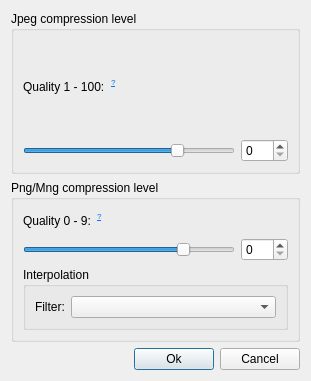
This is ui/dialogquality.ui in Faster3ck/Converseen as Qt 5 draws it before an edit. The edited form follows.
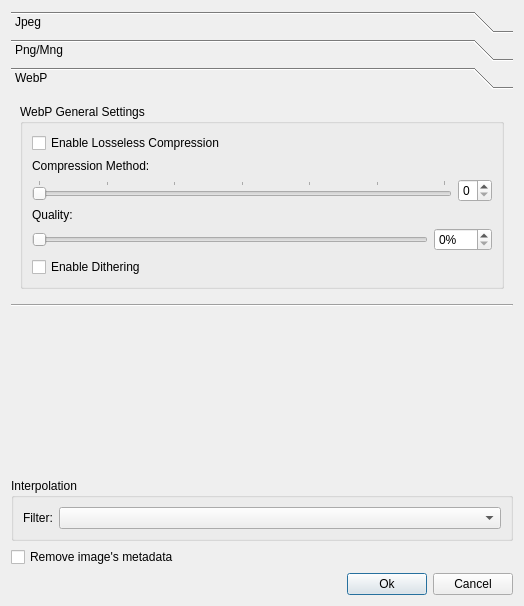
This is the edited form. The open tabs and pages were chosen to show the change. Custom widgets are drawn as their Qt base class.

Commit message: Added WebP support features + New option to remove metadata + Fixed a bug when overwrite images + Various Bugfixes

```diff
--- a/ui/dialogquality.ui
+++ b/ui/dialogquality.ui
@@ -6,16 +6,64 @@
    <rect>
     <x>0</x>
     <y>0</y>
-    <width>311</width>
-    <height>381</height>
+    <width>524</width>
+    <height>606</height>
    </rect>
   </property>
+  <property name="sizePolicy">
+   <sizepolicy hsizetype="Preferred" vsizetype="Ignored">
+    <horstretch>0</horstretch>
+    <verstretch>0</verstretch>
+   </sizepolicy>
+  </property>
   <property name="windowTitle">
    <string>Image settings</string>
   </property>
-  <layout class="QVBoxLayout" name="verticalLayout_5">
+  <layout class="QVBoxLayout" name="verticalLayout_10">
+   <item>
+    <widget class="QToolBox" name="toolBox">
+     <property name="sizePolicy">
+      <sizepolicy hsizetype="Preferred" vsizetype="Fixed">
+       <horstretch>0</horstretch>
+       <verstretch>0</verstretch>
+      </sizepolicy>
+     </property>
+     <property name="frameShape">
+      <enum>QFrame::NoFrame</enum>
+     </property>
+     <property name="currentIndex">
+      <number>0</number>
+     </property>
+     <widget class="QWidget" name="jpeg">
+      <property name="geometry">
+       <rect>
+        <x>0</x>
+        <y>0</y>
+        <width>502</width>
+        <height>134</height>
+       </rect>
+      </property>
+      <property name="sizePolicy">
+       <sizepolicy hsizetype="Preferred" vsizetype="Ignored">
+        <horstretch>0</horstretch>
+        <verstretch>0</verstretch>
+       </sizepolicy>
+      </property>
+      <attribute name="label">
+       <string>Jpeg</string>
+      </attribute>
+      <layout class="QVBoxLayout" name="verticalLayout_7">
+       <property name="sizeConstraint">
+        <enum>QLayout::SetDefaultConstraint</enum>
+       </property>
    <item>
     <widget class="QGroupBox" name="groupBox">
+         <property name="sizePolicy">
+          <sizepolicy hsizetype="Preferred" vsizetype="Fixed">
+           <horstretch>0</horstretch>
+           <verstretch>0</verstretch>
+          </sizepolicy>
+         </property>
      <property name="title">
       <string>Jpeg compression level</string>
      </property>
@@ -84,8 +132,27 @@
      </layout>
     </widget>
    </item>
+      </layout>
+     </widget>
+     <widget class="QWidget" name="PngMng">
+      <property name="sizePolicy">
+       <sizepolicy hsizetype="Preferred" vsizetype="Ignored">
+        <horstretch>0</horstretch>
+        <verstretch>0</verstretch>
+       </sizepolicy>
+      </property>
+      <attribute name="label">
+       <string>Png/Mng</string>
+      </attribute>
+      <layout class="QVBoxLayout" name="verticalLayout_8">
    <item>
     <widget class="QGroupBox" name="groupBox_2">
+         <property name="sizePolicy">
+          <sizepolicy hsizetype="Preferred" vsizetype="Fixed">
+           <horstretch>0</horstretch>
+           <verstretch>0</verstretch>
+          </sizepolicy>
+         </property>
      <property name="toolTip">
       <string/>
      </property>
@@ -98,7 +165,7 @@
      <property name="title">
       <string>Png/Mng compression level</string>
      </property>
-     <layout class="QVBoxLayout" name="verticalLayout_2">
+         <layout class="QVBoxLayout" name="verticalLayout_4">
       <item>
        <layout class="QHBoxLayout" name="horizontalLayout_5">
         <item>
@@ -166,8 +233,170 @@
         </item>
        </layout>
       </item>
+         </layout>
+        </widget>
+       </item>
+      </layout>
+     </widget>
+     <widget class="QWidget" name="WebP">
+      <property name="geometry">
+       <rect>
+        <x>0</x>
+        <y>0</y>
+        <width>502</width>
+        <height>270</height>
+       </rect>
+      </property>
+      <property name="sizePolicy">
+       <sizepolicy hsizetype="Preferred" vsizetype="Ignored">
+        <horstretch>0</horstretch>
+        <verstretch>0</verstretch>
+       </sizepolicy>
+      </property>
+      <attribute name="label">
+       <string>WebP</string>
+      </attribute>
+      <layout class="QVBoxLayout" name="verticalLayout_9">
+       <item>
+        <widget class="QGroupBox" name="groupBox_4">
+         <property name="sizePolicy">
+          <sizepolicy hsizetype="Preferred" vsizetype="Fixed">
+           <horstretch>0</horstretch>
+           <verstretch>0</verstretch>
+          </sizepolicy>
+         </property>
+         <property name="title">
+          <string>WebP General Settings</string>
+         </property>
+         <layout class="QVBoxLayout" name="verticalLayout_3">
+          <item>
+           <widget class="QCheckBox" name="checkWebPLCompression">
+            <property name="text">
+             <string>Enable Losseless Compression</string>
+            </property>
+           </widget>
+          </item>
+          <item>
+           <layout class="QVBoxLayout" name="verticalLayout_5">
+            <item>
+             <widget class="QLabel" name="label_5">
+              <property name="text">
+               <string>Compression Method:</string>
+              </property>
+             </widget>
+            </item>
+            <item>
+             <layout class="QHBoxLayout" name="horizontalLayout_8">
+              <item>
+               <widget class="QSlider" name="sliderWebPCompression">
+                <property name="maximum">
+                 <number>6</number>
+                </property>
+                <property name="pageStep">
+                 <number>1</number>
+                </property>
+                <property name="sliderPosition">
+                 <number>0</number>
+                </property>
+                <property name="orientation">
+                 <enum>Qt::Horizontal</enum>
+                </property>
+                <property name="tickPosition">
+                 <enum>QSlider::TicksAbove</enum>
+                </property>
+                <property name="tickInterval">
+                 <number>1</number>
+                </property>
+               </widget>
+              </item>
+              <item>
+               <widget class="QSpinBox" name="spinWebPCompression">
+                <property name="maximum">
+                 <number>6</number>
+                </property>
+               </widget>
+              </item>
+             </layout>
+            </item>
+           </layout>
+          </item>
+          <item>
+           <layout class="QVBoxLayout" name="verticalLayout_2">
+            <item>
+             <widget class="QLabel" name="label_4">
+              <property name="text">
+               <string>Quality:</string>
+              </property>
+             </widget>
+            </item>
+            <item>
+             <layout class="QHBoxLayout" name="horizontalLayout_7">
+              <item>
+               <widget class="QSlider" name="sliderWebPQuality">
+                <property name="maximum">
+                 <number>100</number>
+                </property>
+                <property name="orientation">
+                 <enum>Qt::Horizontal</enum>
+                </property>
+               </widget>
+              </item>
+              <item>
+               <widget class="QSpinBox" name="spinWebPQuality">
+                <property name="suffix">
+                 <string>%</string>
+                </property>
+                <property name="maximum">
+                 <number>100</number>
+                </property>
+               </widget>
+              </item>
+             </layout>
+            </item>
+           </layout>
+          </item>
+          <item>
+           <widget class="QCheckBox" name="checkWebPDithering">
+            <property name="text">
+             <string>Enable Dithering</string>
+            </property>
+           </widget>
+          </item>
+         </layout>
+        </widget>
+       </item>
+      </layout>
+     </widget>
+    </widget>
+   </item>
+   <item>
+    <widget class="Line" name="line">
+     <property name="orientation">
+      <enum>Qt::Horizontal</enum>
+     </property>
+    </widget>
+   </item>
+   <item>
+    <spacer name="verticalSpacer">
+     <property name="orientation">
+      <enum>Qt::Vertical</enum>
+     </property>
+     <property name="sizeHint" stdset="0">
+      <size>
+       <width>20</width>
+       <height>40</height>
+      </size>
+     </property>
+    </spacer>
+   </item>
       <item>
        <widget class="QGroupBox" name="groupBox_3">
+     <property name="sizePolicy">
+      <sizepolicy hsizetype="Preferred" vsizetype="Fixed">
+       <horstretch>0</horstretch>
+       <verstretch>0</verstretch>
+      </sizepolicy>
+     </property>
         <property name="title">
          <string>Interpolation</string>
         </property>
@@ -196,7 +425,11 @@
         </layout>
        </widget>
       </item>
-     </layout>
+   <item>
+    <widget class="QCheckBox" name="checkRemoveMetadata">
+     <property name="text">
+      <string>Remove image's metadata</string>
+     </property>
     </widget>
    </item>
    <item>
```
Lines whose indentation alone changed are shown as unchanged. The commit also changes 125 other files.
